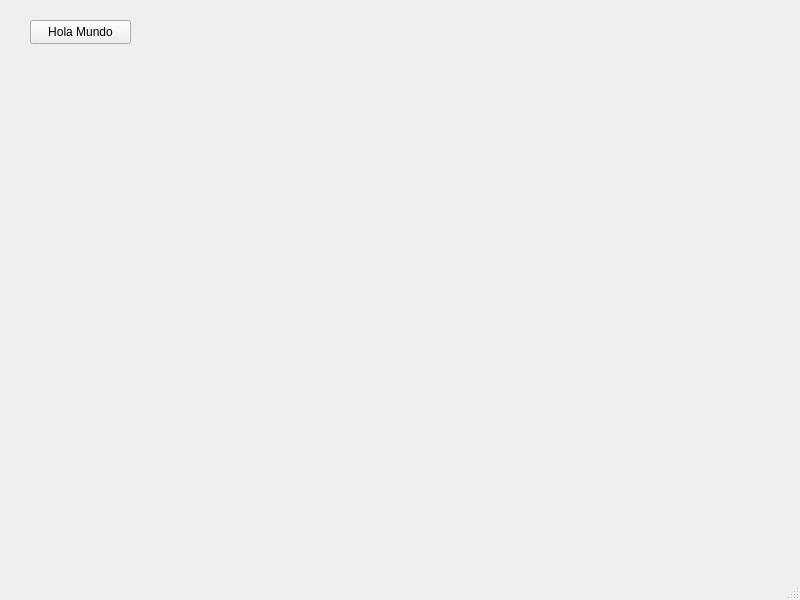
First picture: the form in src/ui/MainWindow.ui, repository panchis7u7/Deep_Neural_Network, before the edit.
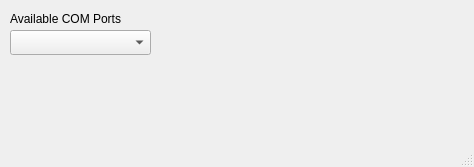
Second picture: the form after the edit.

Commit message: Deteccion y muestreo de puertos seriales disponibles en la interfaz grafica.

```diff
--- a/src/ui/MainWindow.ui
+++ b/src/ui/MainWindow.ui
@@ -6,25 +6,35 @@
    <rect>
     <x>0</x>
     <y>0</y>
-    <width>800</width>
-    <height>600</height>
+    <width>474</width>
+    <height>167</height>
    </rect>
   </property>
   <property name="windowTitle">
    <string>MainWindow</string>
   </property>
   <widget class="QWidget" name="centralwidget">
-   <widget class="QPushButton" name="pushButton">
+   <widget class="QLabel" name="label">
     <property name="geometry">
      <rect>
-      <x>30</x>
-      <y>20</y>
-      <width>101</width>
-      <height>24</height>
+      <x>10</x>
+      <y>10</y>
+      <width>141</width>
+      <height>17</height>
      </rect>
     </property>
     <property name="text">
-     <string>Hola Mundo</string>
+     <string>Available COM Ports</string>
+    </property>
+   </widget>
+   <widget class="QComboBox" name="cbxComPorts">
+    <property name="geometry">
+     <rect>
+      <x>10</x>
+      <y>30</y>
+      <width>141</width>
+      <height>25</height>
+     </rect>
     </property>
    </widget>
   </widget>
```
Left out of the diff: 4 changed lines with no effect on the pictures. The commit also changes 4 other files.
